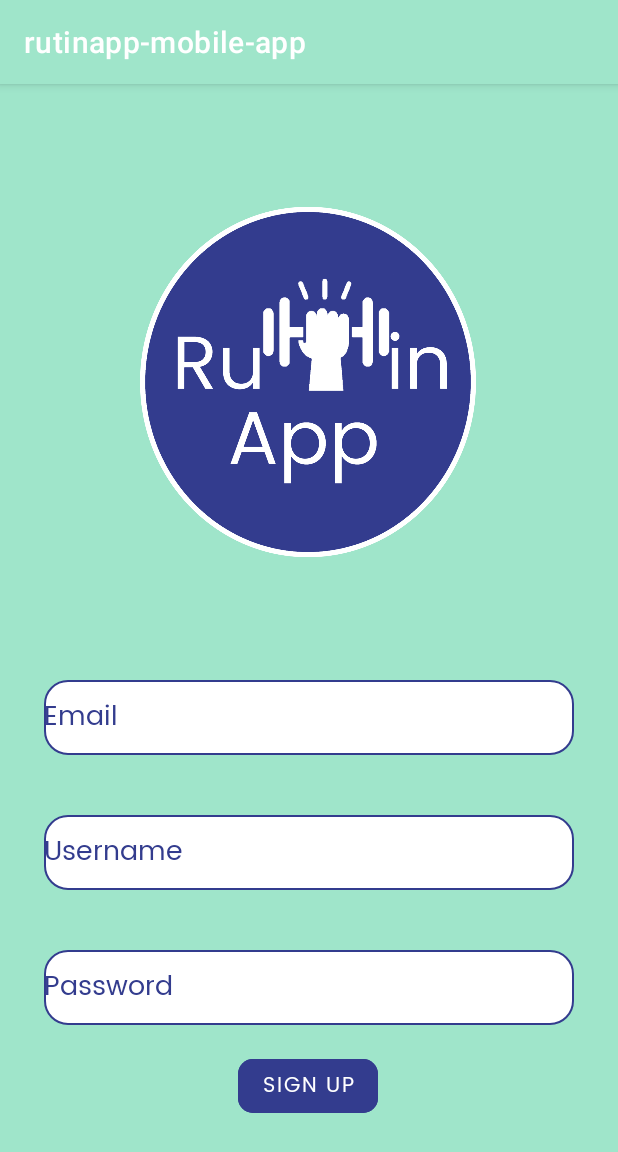
After one commit to NeksHinto/rutinapp-mobile-app, an Android app: the RegisterActivity screen opened directly, with no data from a screen before it, on a phone screen of 412 x 824 dp. The commit adds this screen. Shown: the top 1152 px of the screen. Run offline under Robolectric (Android 15) with nearby library versions, the phone set to English and light mode, and no system bars.

Commit message:
Register added

```diff
--- a/app/src/main/AndroidManifest.xml
+++ b/app/src/main/AndroidManifest.xml
@@ -9,6 +9,9 @@
         android:roundIcon="@mipmap/ic_launcher_round"
         android:supportsRtl="true"
         android:theme="@style/Theme.Rutinappmobileapp">
+        <activity
+            android:name=".RegisterActivity"
+            android:exported="true" />
         <activity
             android:name=".LoginActivity"
             android:exported="true" />
--- /dev/null
+++ b/app/src/main/java/ar/edu/itba/rutinapp_mobile_app/RegisterActivity.java
@@ -0,0 +1,14 @@
+package ar.edu.itba.rutinapp_mobile_app;
+
+import androidx.appcompat.app.AppCompatActivity;
+
+import android.os.Bundle;
+
+public class RegisterActivity extends AppCompatActivity {
+
+    @Override
+    protected void onCreate(Bundle savedInstanceState) {
+        super.onCreate(savedInstanceState);
+        setContentView(R.layout.activity_register);
+    }
+}
--- /dev/null
+++ b/app/src/main/res/layout/activity_register.xml
@@ -0,0 +1,92 @@
+<?xml version="1.0" encoding="utf-8"?>
+<androidx.constraintlayout.widget.ConstraintLayout xmlns:android="http://schemas.android.com/apk/res/android"
+    xmlns:app="http://schemas.android.com/apk/res-auto"
+    xmlns:tools="http://schemas.android.com/tools"
+    android:layout_width="match_parent"
+    android:layout_height="match_parent"
+    android:background="?colorPrimary"
+    tools:context=".RegisterActivity">
+
+    <ImageView
+        android:id="@+id/imageView"
+        android:layout_width="224dp"
+        android:layout_height="397dp"
+        android:contentDescription="@string/logo_image"
+        app:layout_constraintEnd_toEndOf="parent"
+        app:layout_constraintHorizontal_bias="0.497"
+        app:layout_constraintStart_toStartOf="parent"
+        app:layout_constraintTop_toTopOf="parent"
+        app:srcCompat="@drawable/logo" />
+
+    <EditText
+        android:id="@+id/username"
+        android:layout_width="353dp"
+        android:layout_height="50dp"
+        android:layout_marginTop="40dp"
+        android:autofillHints="emailAddress"
+        android:background="@drawable/rounded_edit_text"
+        android:fontFamily="@font/poppins"
+        android:hint="@string/username"
+        android:inputType="textEmailAddress"
+        android:selectAllOnFocus="true"
+        android:textColorHint="@color/purple_app"
+        app:layout_constraintEnd_toEndOf="parent"
+        app:layout_constraintStart_toStartOf="parent"
+        app:layout_constraintTop_toBottomOf="@+id/email" />
+
+    <EditText
+        android:id="@+id/email"
+        android:layout_width="353dp"
+        android:layout_height="50dp"
+        android:autofillHints="emailAddress"
+        android:background="@drawable/rounded_edit_text"
+        android:fontFamily="@font/poppins"
+        android:hint="@string/prompt_email"
+        android:inputType="textEmailAddress"
+        android:selectAllOnFocus="true"
+        android:textColorHint="@color/purple_app"
+        app:layout_constraintEnd_toEndOf="parent"
+        app:layout_constraintStart_toStartOf="parent"
+        app:layout_constraintTop_toBottomOf="@+id/imageView" />
+
+    <EditText
+        android:id="@+id/password"
+        android:layout_width="353dp"
+        android:layout_height="50dp"
+        android:layout_marginTop="40dp"
+        android:autofillHints="password"
+        android:background="@drawable/rounded_edit_text"
+        android:fontFamily="@font/poppins"
+        android:hint="@string/prompt_password"
+        android:imeActionLabel="@string/action_sign_in_short"
+        android:imeOptions="actionDone"
+        android:inputType="textPassword"
+        android:selectAllOnFocus="true"
+        android:textColor="@color/purple_app"
+        android:textColorHint="@color/purple_app"
+        app:circularflow_radiusInDP="15dp"
+        app:layout_constraintEnd_toEndOf="parent"
+        app:layout_constraintStart_toStartOf="parent"
+        app:layout_constraintTop_toBottomOf="@+id/username" />
+
+    <com.google.android.material.button.MaterialButton
+        android:id="@+id/login"
+        android:layout_width="wrap_content"
+        android:layout_height="wrap_content"
+        android:layout_gravity="start"
+        android:layout_marginTop="16dp"
+        android:layout_marginBottom="64dp"
+        android:backgroundTint="@color/purple_app"
+        android:enabled="false"
+        android:fontFamily="@font/poppins"
+        android:text="@string/sign_up"
+        android:textColor="@color/white"
+        app:cornerRadius="10dp"
+        app:layout_constraintBottom_toBottomOf="parent"
+        app:layout_constraintEnd_toEndOf="parent"
+        app:layout_constraintHorizontal_bias="0.498"
+        app:layout_constraintStart_toStartOf="parent"
+        app:layout_constraintTop_toBottomOf="@+id/password"
+        app:layout_constraintVertical_bias="0.041" />
+
+</androidx.constraintlayout.widget.ConstraintLayout>
--- a/app/src/main/res/values/strings.xml
+++ b/app/src/main/res/values/strings.xml
@@ -19,5 +19,6 @@
     <string name="Resistance">Resistence</string>
     <string name="Strength">Strength</string>
     <string name="header_title">Menu</string>
+    <string name="sign_up">Sign Up</string>
 
 </resources>
```
Also changed, not shown: 1 other file.
